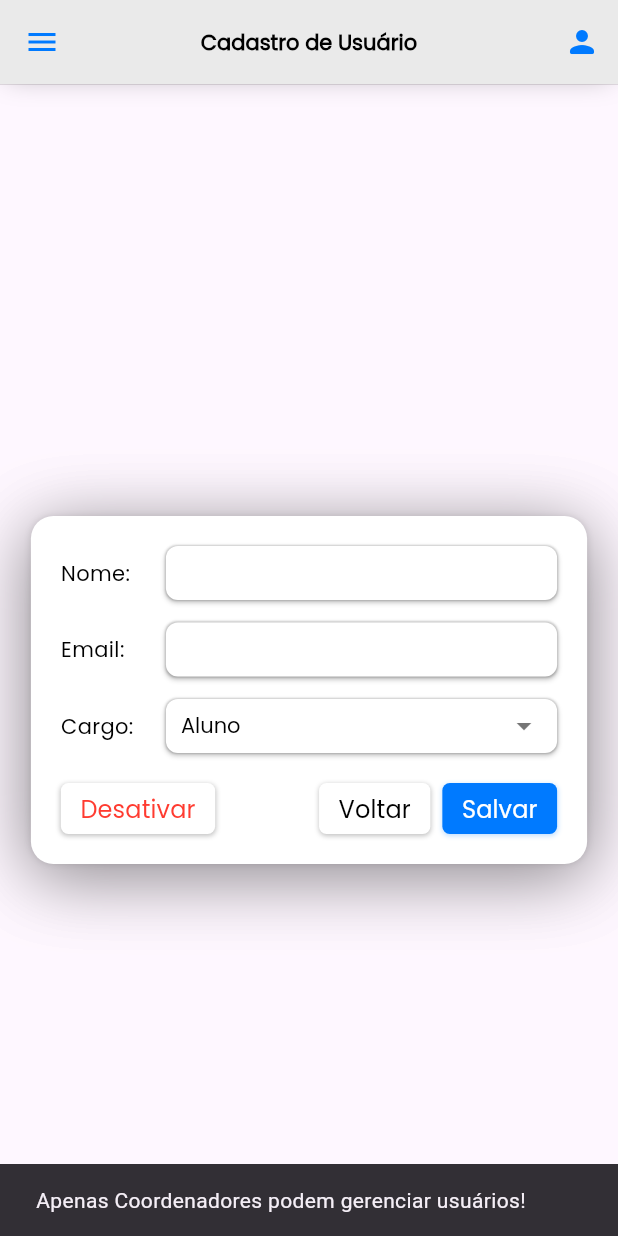
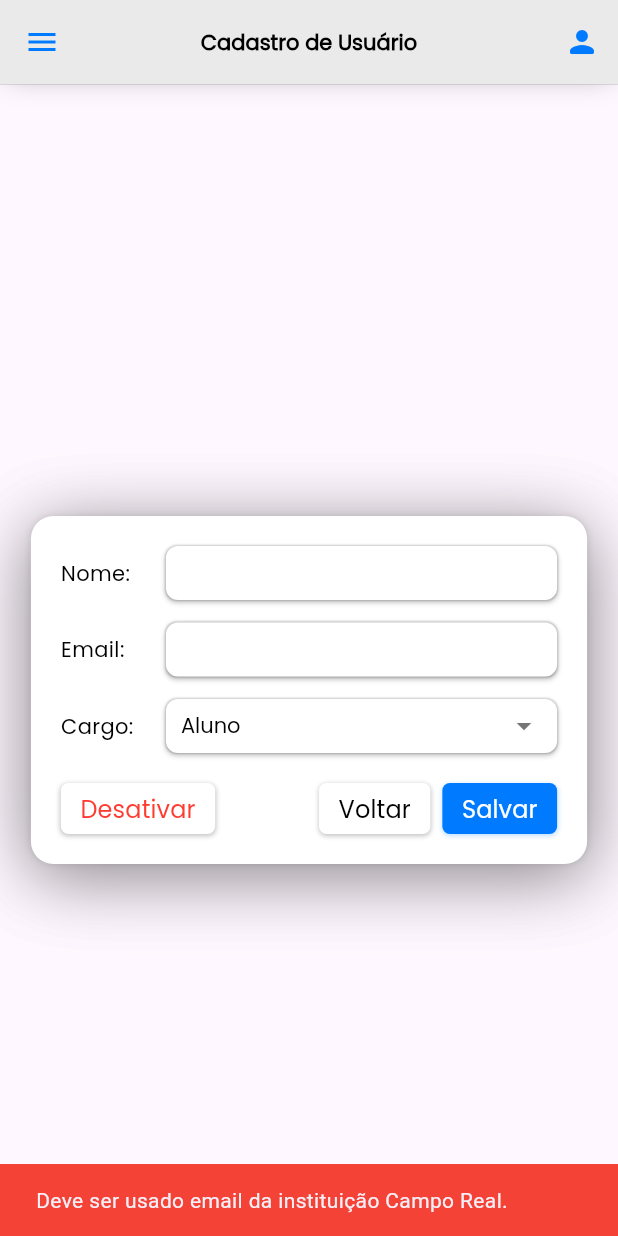
Before and after one commit to NutriClin/nutriclin, a Flutter app: the UsuarioDetalhe screen opened directly, after a tap on "Salvar", on a phone screen of 412 x 824 dp. Run offline on Flutter 3.47's test engine with Material 3 defaults, Android fonts, the phone set to English and light mode, and no system bars; our stand-ins replace cloud_firestore, firebase_auth, firebase_core, flutter_svg; accounts and stored records are empty.

Commit message:
feat: validacao de email pra instituicao campo real

```diff
--- a/nutri_app/lib/pages/login.dart
+++ b/nutri_app/lib/pages/login.dart
@@ -29,6 +29,11 @@ class _LoginPageState extends State<LoginPage> {
     return;
   }
 
+  // if (!email.endsWith("@camporeal.edu.br")) {
+  //   _mostrarMensagem("Deve ser usado email da instituição Campo Real.");
+  //   return;
+  // }
+
   setState(() {
     isLoading = true;
   });
@@ -52,6 +57,7 @@ class _LoginPageState extends State<LoginPage> {
     _mostrarMensagem("Erro ao fazer login. Verifique suas credenciais.");
   }
 }
+
 
   void _mostrarMensagem(String mensagem) {
     ScaffoldMessenger.of(context).showSnackBar(
--- a/nutri_app/lib/pages/usuario_detalhe.dart
+++ b/nutri_app/lib/pages/usuario_detalhe.dart
@@ -48,6 +48,18 @@ class _UsuarioDetalheState extends State<UsuarioDetalhe> {
   }
 
 Future<void> _salvarUsuario() async {
+  String email = emailController.text.trim();
+
+  if (!email.endsWith('@camporeal.edu.br')) {
+    ScaffoldMessenger.of(context).showSnackBar(
+      SnackBar(
+        content: Text('Deve ser usado email da instituição Campo Real.'),
+        backgroundColor: Colors.red,
+      ),
+    );
+    return;
+  }
+
   setState(() {
     isLoading = true;
   });
@@ -55,7 +67,7 @@ class _UsuarioDetalheState extends State<UsuarioDetalhe> {
   String resultado = await _usuarioController.salvarUsuario(
     idUsuario: widget.idUsuario,
     nome: nomeController.text,
-      email: emailController.text,
+    email: email,
     tipoUsuario: _tipoUsuario,
     ativo: _ativo,
   );
@@ -68,6 +80,7 @@ class _UsuarioDetalheState extends State<UsuarioDetalhe> {
     SnackBar(content: Text(resultado)),
   );
 }
+
 
   Future<void> _ativarDesativarUsuario() async {
     setState(() {
```
Also changed, not shown: nutri_app/lib/controllers/usuario_controller.dart (+11 -1 lines). Lines whose indentation alone changed are shown as unchanged.
